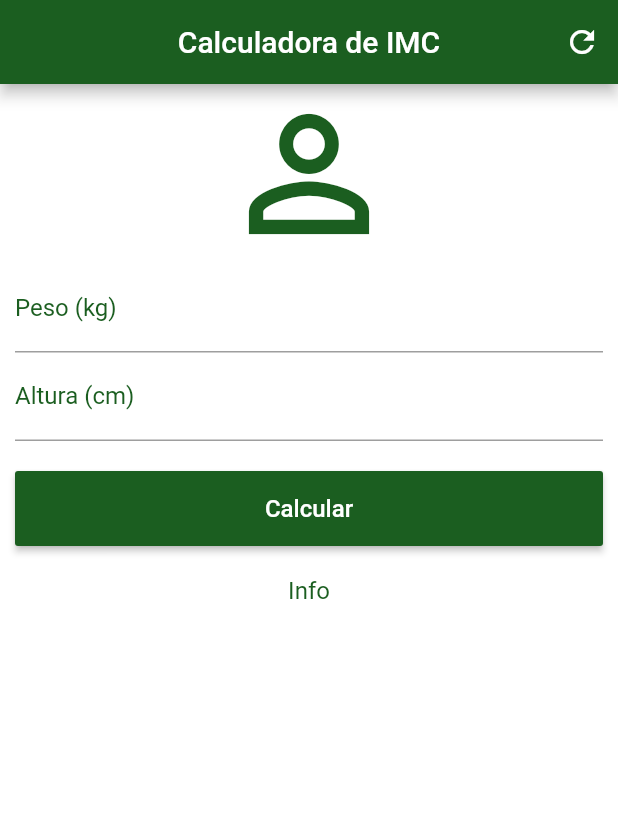
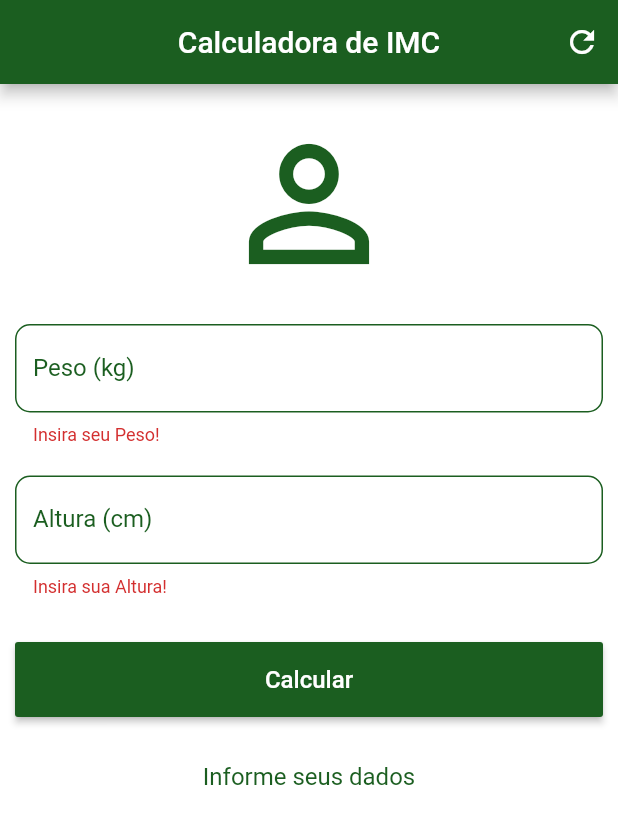
Before and after one commit to raphaeroo/flutter_imc, a Flutter app: the screen it shows after launch, after a tap on "Calcular", on a phone screen of 412 x 824 dp. Shown: the top 824 px of the screen. Run offline on Flutter 3.47's test engine with Material 2 defaults, Android fonts, the phone set to English and light mode, and no system bars.

Commit message:
finish app

```diff
--- a/lib/main.dart
+++ b/lib/main.dart
@@ -12,6 +12,47 @@ class Home extends StatefulWidget {
 }
 
 class _HomeState extends State<Home> {
+  TextEditingController weightController = TextEditingController();
+  TextEditingController heightController = TextEditingController();
+
+  String _infoText = "Informe seus dados";
+
+  GlobalKey<FormState> _formKey = GlobalKey<FormState>();
+
+  void _resetFields() {
+    heightController.text = "";
+    weightController.text = "";
+
+    setState(() {
+      _infoText = "Informe seus dados";
+    });
+  }
+
+  void _calculate() {
+    setState(() {
+      double weight = double.parse(weightController.text);
+      double height = double.parse(heightController.text) / 100;
+
+      double imc = weight / (height * height);
+
+      if (imc < 18.6) {
+        _infoText = "Abaixo do Peso (${imc.toStringAsPrecision(3)})";
+      } else if (imc >= 18.6 && imc < 24.9) {
+        _infoText = "Peso Ideal (${imc.toStringAsPrecision(3)})";
+      } else if (imc >= 24.9 && imc < 29.9) {
+        _infoText = "Levemente acima do Peso (${imc.toStringAsPrecision(3)})";
+      } else if (imc >= 29.9 && imc < 34.9) {
+        _infoText = "Obesidade Grau I (${imc.toStringAsPrecision(3)})";
+      } else if (imc >= 34.9 && imc <= 39.9) {
+        _infoText = "Obesidade Grau II (${imc.toStringAsPrecision(3)})";
+      } else if (imc >= 40) {
+        _infoText = "Obesidade Grau III (${imc.toStringAsPrecision(3)})";
+      } else {
+        _infoText = "Dados Inválidos";
+      }
+    });
+  }
+
   @override
   Widget build(BuildContext context) {
     return Scaffold(
@@ -20,36 +61,101 @@ class _HomeState extends State<Home> {
           centerTitle: true,
           backgroundColor: Colors.green[900],
           actions: <Widget>[
-            IconButton(icon: Icon(Icons.refresh), onPressed: () {})
+            IconButton(
+                icon: Icon(Icons.refresh),
+                onPressed: () {
+                  _resetFields();
+                })
           ],
         ),
         backgroundColor: Colors.white,
         body: SingleChildScrollView(
             padding: EdgeInsets.fromLTRB(10, 0, 10, 0),
+            child: Form(
+              key: _formKey,
               child: Column(
                 crossAxisAlignment: CrossAxisAlignment.stretch,
                 children: <Widget>[
-              Icon(Icons.person_outline, size: 120, color: Colors.green[900]),
-              TextField(
+                  Padding(
+                      padding: EdgeInsets.only(top: 20, bottom: 20),
+                      child: Icon(Icons.person_outline,
+                          size: 120, color: Colors.green[900])),
+                  Padding(
+                    padding: EdgeInsets.only(bottom: 20),
+                    child: TextFormField(
+                        validator: (v) {
+                          if (v.isEmpty) {
+                            return "Insira seu Peso!";
+                          }
+                          return null;
+                        },
+                        controller: weightController,
                         keyboardType: TextInputType.number,
                         decoration: InputDecoration(
                             labelText: "Peso (kg)",
+                            border: OutlineInputBorder(
+                              borderSide: BorderSide(
+                                  color: Colors.green[900], width: 1),
+                              borderRadius: BorderRadius.circular(10),
+                            ),
+                            errorBorder: OutlineInputBorder(
+                              borderSide: BorderSide(
+                                  color: Colors.green[900], width: 1),
+                              borderRadius: BorderRadius.circular(10),
+                            ),
+                            focusedBorder: OutlineInputBorder(
+                              borderSide: BorderSide(
+                                  color: Colors.green[900], width: 1),
+                              borderRadius: BorderRadius.circular(0),
+                            ),
                             labelStyle: TextStyle(color: Colors.green[900])),
                         textAlign: TextAlign.center,
-                  style: TextStyle(color: Colors.green[900], fontSize: 16)),
-              TextField(
+                        style:
+                            TextStyle(color: Colors.green[900], fontSize: 16)),
+                  ),
+                  Padding(
+                    padding: EdgeInsets.only(bottom: 20),
+                    child: TextFormField(
+                        validator: (v) {
+                          if (v.isEmpty) {
+                            return "Insira sua Altura!";
+                          }
+                          return null;
+                        },
+                        controller: heightController,
                         keyboardType: TextInputType.number,
                         decoration: InputDecoration(
                             labelText: "Altura (cm)",
+                            border: OutlineInputBorder(
+                              borderSide: BorderSide(
+                                  color: Colors.green[900], width: 1),
+                              borderRadius: BorderRadius.circular(10),
+                            ),
+                            errorBorder: OutlineInputBorder(
+                              borderSide: BorderSide(
+                                  color: Colors.green[900], width: 1),
+                              borderRadius: BorderRadius.circular(10),
+                            ),
+                            focusedBorder: OutlineInputBorder(
+                              borderSide: BorderSide(
+                                  color: Colors.green[900], width: 1),
+                              borderRadius: BorderRadius.circular(0),
+                            ),
                             labelStyle: TextStyle(color: Colors.green[900])),
                         textAlign: TextAlign.center,
-                  style: TextStyle(color: Colors.green[900], fontSize: 16)),
+                        style:
+                            TextStyle(color: Colors.green[900], fontSize: 16)),
+                  ),
                   Padding(
-                padding: EdgeInsets.only(top: 20, bottom: 20),
+                    padding: EdgeInsets.only(top: 10, bottom: 30),
                     child: Container(
                       height: 50,
                       child: RaisedButton(
-                      onPressed: () {},
+                          onPressed: () {
+                            if (_formKey.currentState.validate()) {
+                              _calculate();
+                            }
+                          },
                           child: Text(
                             "Calcular",
                             style: TextStyle(color: Colors.white, fontSize: 16),
@@ -58,12 +164,12 @@ class _HomeState extends State<Home> {
                     ),
                   ),
                   Text(
-                "Info",
+                    _infoText,
                     textAlign: TextAlign.center,
                     style: TextStyle(color: Colors.green[900], fontSize: 16),
                   )
                 ],
               ),
-        ));
+            )));
   }
 }
```
Lines whose indentation alone changed are shown as unchanged.
